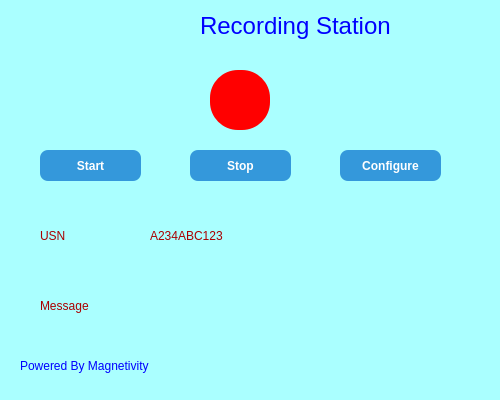
This is main.ui in jayantsatkar/BoosterPressingVideoCapture as Qt 5 draws it before an edit. The edited form follows.
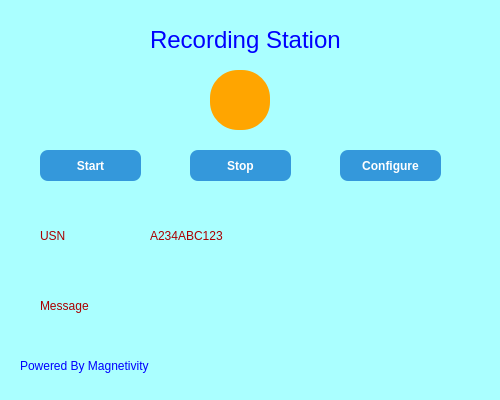
This is the edited form. Icons and pictures are not drawn.

Commit message: PLC Methods added

What changed in the file:
```diff
--- a/main.ui
+++ b/main.ui
@@ -65,10 +65,10 @@
    <widget class="QLabel" name="lblStation">
     <property name="geometry">
      <rect>
-      <x>200</x>
-      <y>0</y>
-      <width>211</width>
-      <height>51</height>
+      <x>150</x>
+      <y>20</y>
+      <width>190</width>
+      <height>40</height>
      </rect>
     </property>
     <property name="font">
@@ -236,7 +236,7 @@
     </property>
     <property name="styleSheet">
      <string notr="true">QLabel {
-    background-color: red;
+    background-color: orange;
     border-radius: 28px;
 }</string>
     </property>
```
Left out of the diff: 2 changed lines with no effect on the pictures. The commit also changes 1 other file.
